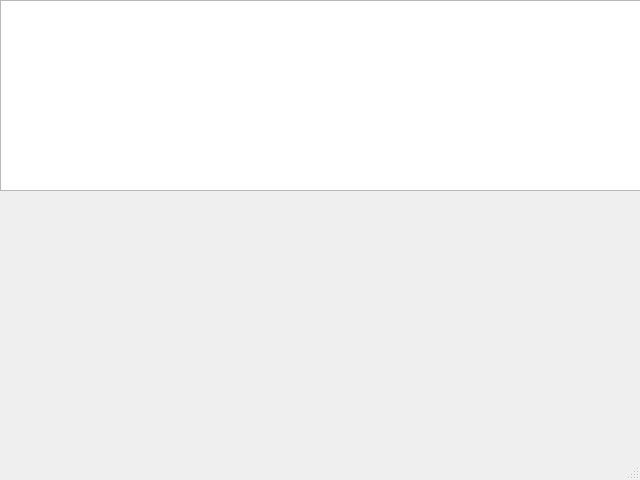
VladaSabelnikova/Coffee, file main.ui: the form before one commit.
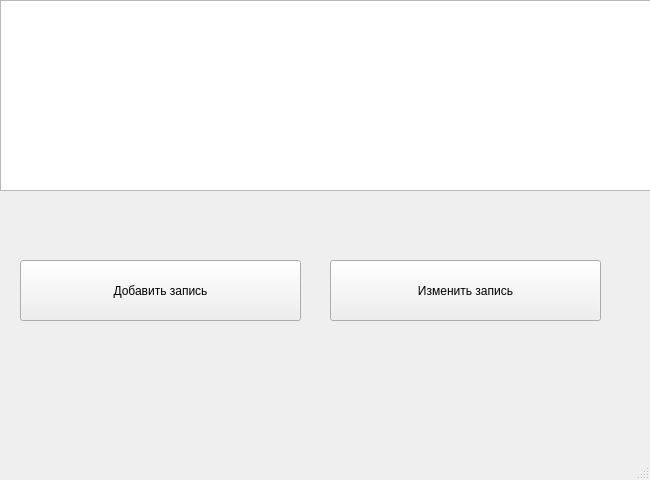
The form after the commit.

Patch:
```diff
--- a/main.ui
+++ b/main.ui
@@ -6,7 +6,7 @@
    <rect>
     <x>0</x>
     <y>0</y>
-    <width>640</width>
+    <width>650</width>
     <height>480</height>
    </rect>
   </property>
@@ -24,6 +24,32 @@
      </rect>
     </property>
    </widget>
+   <widget class="QPushButton" name="button_1">
+    <property name="geometry">
+     <rect>
+      <x>20</x>
+      <y>260</y>
+      <width>281</width>
+      <height>61</height>
+     </rect>
+    </property>
+    <property name="text">
+     <string>Добавить запись</string>
+    </property>
+   </widget>
+   <widget class="QPushButton" name="button_2">
+    <property name="geometry">
+     <rect>
+      <x>330</x>
+      <y>260</y>
+      <width>271</width>
+      <height>61</height>
+     </rect>
+    </property>
+    <property name="text">
+     <string>Изменить запись</string>
+    </property>
+   </widget>
   </widget>
   <widget class="QMenuBar" name="menubar">
    <property name="geometry">
```
Left out of the diff: 2 changed lines with no effect on the pictures.
